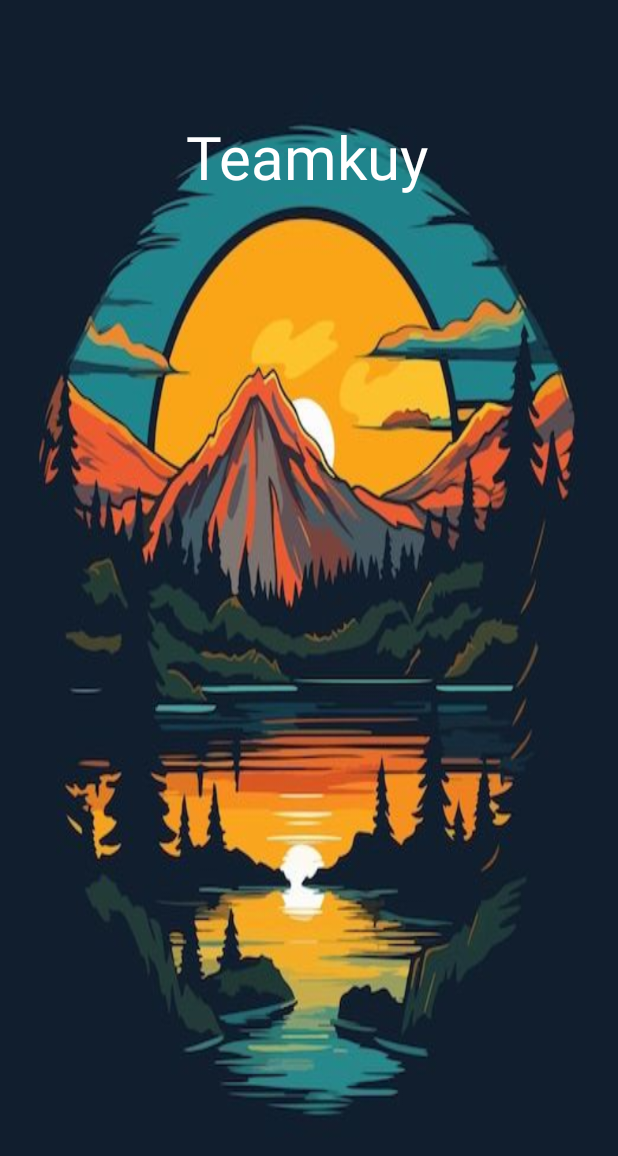
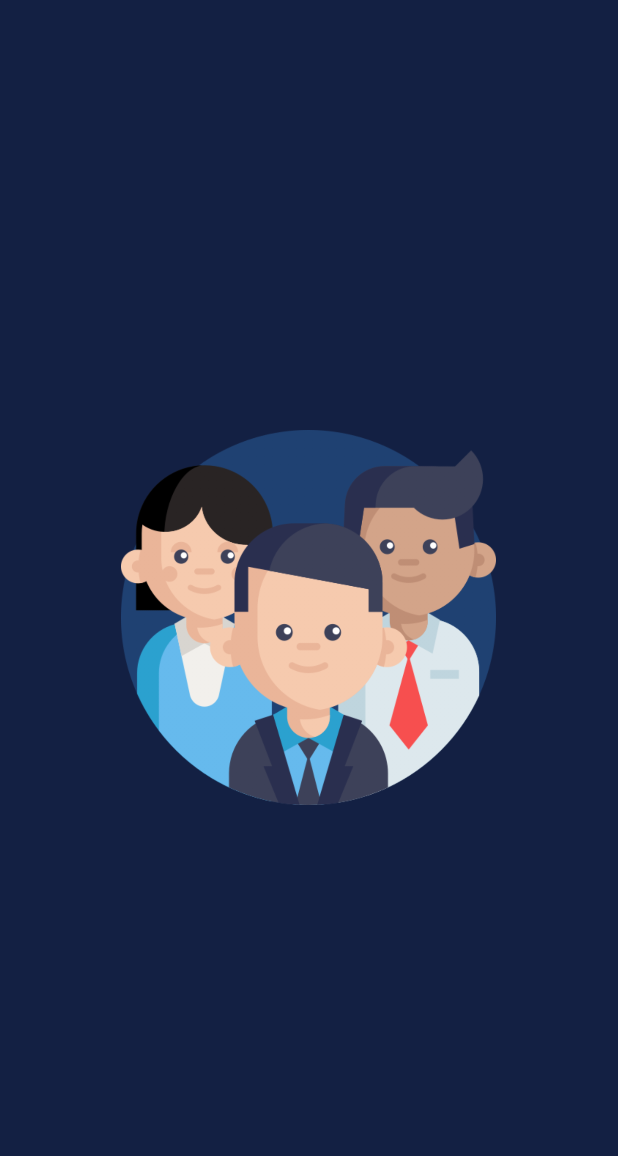
Before and after one commit to mrayhantazakka/Teamkuy, an Android app: the Splash screen opened directly, with no data from a screen before it, on a phone screen of 412 x 824 dp. Shown: the top 1156 px of the screen. Run offline under Robolectric (Android 15) with nearby library versions, the light colour scheme and no system bars.

Commit message:
edit splashs

```diff
--- a/app/src/main/java/com/example/teamkuy/Splash.kt
+++ b/app/src/main/java/com/example/teamkuy/Splash.kt
@@ -5,20 +5,31 @@ import androidx.appcompat.app.AppCompatActivity
 import android.os.Bundle
 import android.os.Handler
 import android.os.Looper
+import android.widget.ImageView
 import com.example.teamkuy.ui.login.LoginActivity
 
 class Splash : AppCompatActivity() {
     override fun onCreate(savedInstanceState: Bundle?) {
         super.onCreate(savedInstanceState)
         setContentView(R.layout.fragment_splashscreen)
-
         supportActionBar?.hide()
 
-        val handler = Handler(Looper.getMainLooper())
-        handler.postDelayed({
-            val intent = Intent(this, LoginActivity::class.java)
-            startActivity(intent)
-            finish()
-        }, 3000)
-    }
+        val snote = findViewById<ImageView>(R.id.snote)
+
+            snote.alpha = 0f
+            snote.animate().setDuration(1500).alpha(1f).withEndAction {
+                val intent = Intent(this, LoginActivity::class.java)
+                startActivity(intent)
+                overridePendingTransition(android.R.anim.fade_in, android.R.anim.fade_out)
+                finish()
+            }
+
+        }
+//        val handler = Handler(Looper.getMainLooper())
+//        handler.postDelayed({
+//            val intent = Intent(this, LoginActivity::class.java)
+//            startActivity(intent)
+//            finish()
+//        }, 3000)
+//    }
 }
--- a/app/src/main/java/com/example/teamkuy/ui/database/Note.kt
+++ b/app/src/main/java/com/example/teamkuy/ui/database/Note.kt
@@ -16,11 +16,11 @@ data class Note(
     @ColumnInfo(name = "GitHubUsername")
     var GitHubUsername: String? = null,
 
+    @ColumnInfo(name = "Email")
+    var Email: String? = null,
+
     @ColumnInfo(name = "NamaPengguna")
     var NamaPengguna: String? = null,
-
-    @ColumnInfo(name = "Email")
-    var Email: String? = null,
 
     @ColumnInfo(name = "Password")
     var Password: String? = null
--- a/app/src/main/res/layout/fragment_login.xml
+++ b/app/src/main/res/layout/fragment_login.xml
@@ -70,7 +70,7 @@
             <com.google.android.material.textfield.TextInputEditText
                 android:id="@+id/inputEmail"
                 style="@style/ThemeOverlay.Material3.TextInputEditText.OutlinedBox"
-                android:layout_width="325dp"
+                android:layout_width="match_parent"
                 android:layout_height="wrap_content"
                 android:hint="Masukkan email anda"
                 app:layout_constraintEnd_toEndOf="parent"
@@ -109,7 +109,7 @@
 
             <com.google.android.material.textfield.TextInputEditText
                 android:id="@+id/inputPass"
-                android:layout_width="325dp"
+                android:layout_width="match_parent"
                 android:layout_height="wrap_content"
                 android:hint="Masukkan password anda"
                 android:inputType="textPassword"
--- a/app/src/main/res/layout/fragment_splashscreen.xml
+++ b/app/src/main/res/layout/fragment_splashscreen.xml
@@ -1,31 +1,16 @@
 <?xml version="1.0" encoding="utf-8"?>
-<androidx.constraintlayout.widget.ConstraintLayout xmlns:android="http://schemas.android.com/apk/res/android"
+<RelativeLayout xmlns:android="http://schemas.android.com/apk/res/android"
     xmlns:app="http://schemas.android.com/apk/res-auto"
     xmlns:tools="http://schemas.android.com/tools"
     android:layout_width="match_parent"
     android:layout_height="match_parent"
-    android:background="@drawable/splash"
-    android:backgroundTintMode="src_atop"
+    android:background="@color/dblue"
     tools:context=".Splash">
 
-    <TextView
-        android:id="@+id/textView"
-        android:layout_width="wrap_content"
-        android:layout_height="wrap_content"
-        android:text="Teamkuy"
-        android:textColor="@color/white"
-        android:textSize="40dp"
-        app:layout_constraintBottom_toBottomOf="parent"
-        app:layout_constraintEnd_toEndOf="parent"
-        app:layout_constraintHorizontal_bias="0.497"
-        app:layout_constraintStart_toStartOf="parent"
-        app:layout_constraintTop_toTopOf="parent"
-        app:layout_constraintVertical_bias="0.1" />
-
-    <androidx.constraintlayout.widget.Barrier
-        android:id="@+id/barrier3"
-        android:layout_width="wrap_content"
-        android:layout_height="wrap_content"
-        app:barrierDirection="top"
-        app:constraint_referenced_ids="textView" />
-</androidx.constraintlayout.widget.ConstraintLayout>
+    <ImageView
+        android:layout_width="250dp"
+        android:layout_height="250dp"
+        android:layout_centerInParent="true"
+        app:srcCompat="@drawable/teamwork"
+        android:id="@+id/snote"/>
+</RelativeLayout>
--- a/app/src/main/res/values/themes.xml
+++ b/app/src/main/res/values/themes.xml
@@ -2,19 +2,19 @@
     <!-- Base application theme. -->
     <style name="Theme.Teamkuy" parent="Theme.MaterialComponents.DayNight.DarkActionBar">
         <!-- Primary brand color. -->
-        <item name="colorPrimary">@color/purple_500</item>
-        <item name="colorPrimaryVariant">@color/purple_700</item>
+        <item name="colorPrimary">@color/dblue</item>
+        <item name="colorPrimaryVariant">@color/dblue</item>
         <item name="colorOnPrimary">@color/white</item>
         <!-- Secondary brand color. -->
-        <item name="colorSecondary">@color/teal_200</item>
-        <item name="colorSecondaryVariant">@color/teal_700</item>
+        <item name="colorSecondary">@color/lblue</item>
+        <item name="colorSecondaryVariant">@color/lblue</item>
         <item name="colorOnSecondary">@color/black</item>
         <!-- Status bar color. -->
         <item name="android:statusBarColor">?attr/colorPrimaryVariant</item>
         <!-- Customize your theme here. -->
     </style>
     <style name="stroke_textField" parent="Widget.MaterialComponents.TextInputLayout.OutlinedBox"/>
-    <style name="Theme.Splash" parent="Theme.MaterialComponents.DayNight.DarkActionBar">
+    <style name="Theme.Splash" parent="Theme.MaterialComponents.DayNight.NoActionBar">
         <!-- Primary brand color. -->
         <item name="colorPrimary">@color/purple_500</item>
         <item name="colorPrimaryVariant">@color/purple_700</item>
```
Also changed, not shown: app/src/main/res/drawable/splash.jpeg (deleted), app/src/main/res/drawable/teamwork.png (added).
